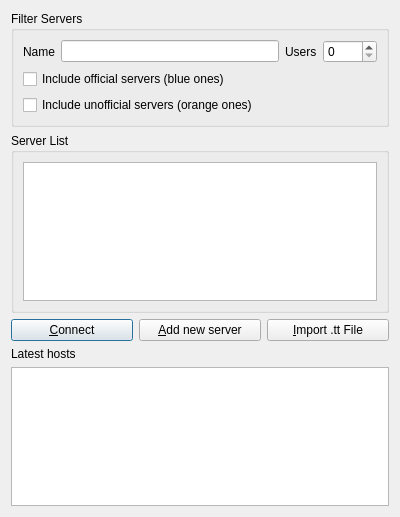
First picture: the form in Client/qtTeamTalk/serverlist.ui, repository BearWare/TeamTalk5, before the edit.
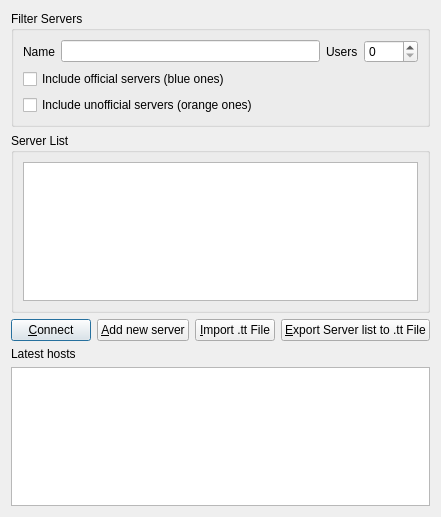
Second picture: the form after the edit. Custom widgets are drawn as their Qt base class.

Commit message:
Support Import/Export entire Server List (#2304)
* Support Import/Export entire Server List

* Use macros

* Default file name for export

* Use quotes for attributes instead of apostrophe

---------

What changed in the file:
```diff
--- a/Client/qtTeamTalk/serverlist.ui
+++ b/Client/qtTeamTalk/serverlist.ui
@@ -132,6 +132,13 @@
        </property>
       </widget>
      </item>
+     <item>
+      <widget class="QPushButton" name="expttButton">
+       <property name="text">
+        <string>&amp;Export Server list to .tt File</string>
+       </property>
+      </widget>
+     </item>
     </layout>
    </item>
    <item>
```
The commit also changes 5 other files.
